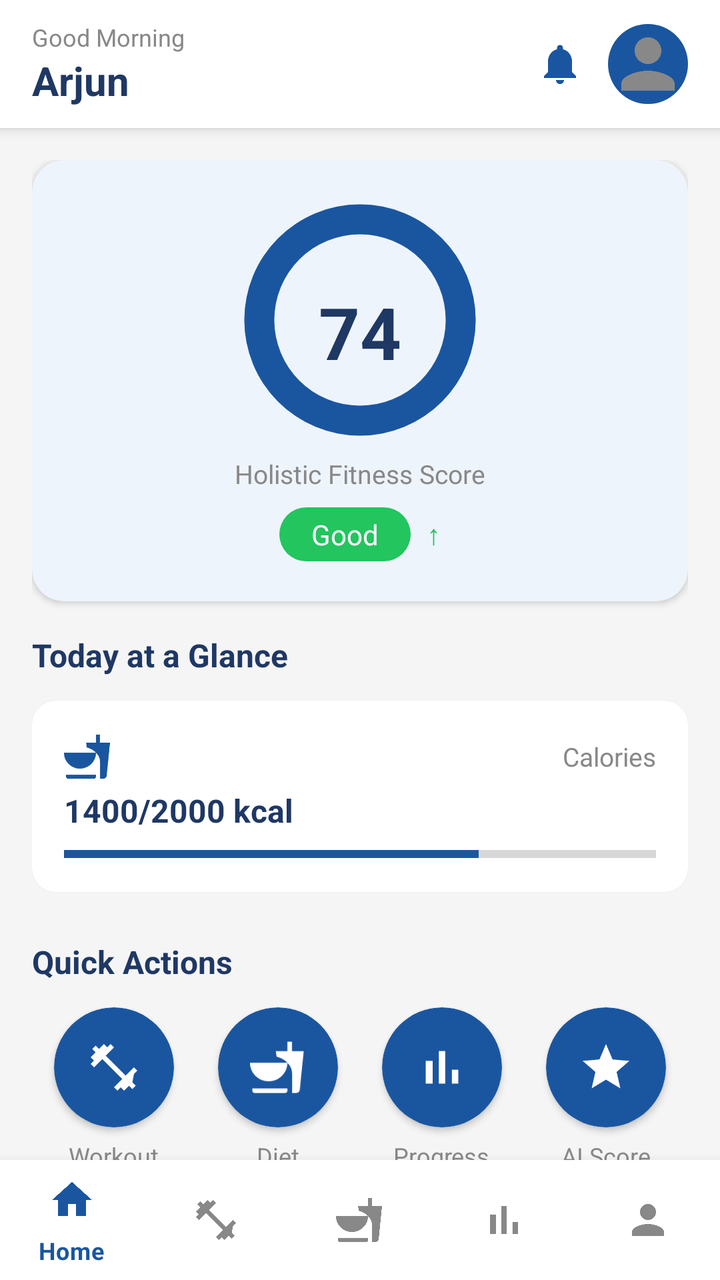
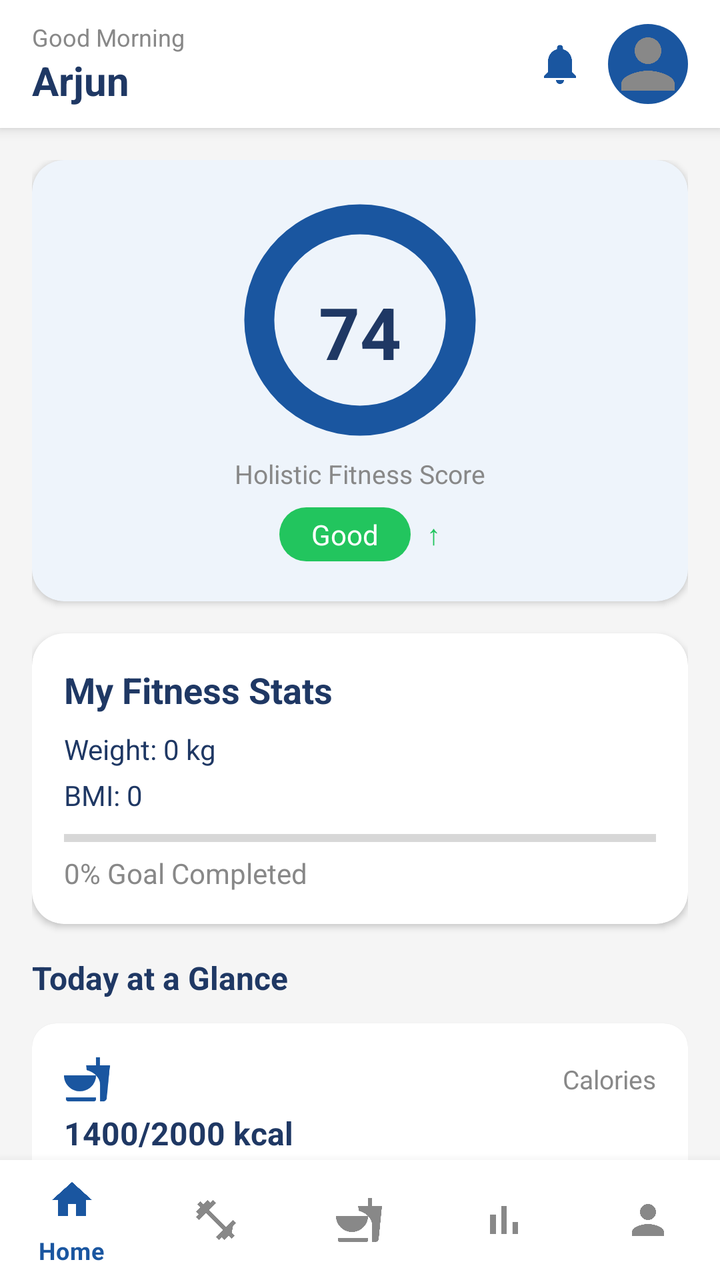

Compare the two renders of this Android layout. The source of the first and the diff that turns it into the second are given below.
<!-- AndroidManifest.xml: application theme Theme.FitTrack -->
<!-- res/layout/activity_dashboard.xml -->
<?xml version="1.0" encoding="utf-8"?>
<LinearLayout xmlns:android="http://schemas.android.com/apk/res/android"
    xmlns:app="http://schemas.android.com/apk/res-auto"
    android:layout_width="match_parent"
    android:layout_height="match_parent"
    android:background="@color/background"
    android:orientation="vertical">

    <LinearLayout
        android:layout_width="match_parent"
        android:layout_height="64dp"
        android:background="@color/surface"
        android:elevation="4dp"
        android:gravity="center_vertical"
        android:orientation="horizontal"
        android:paddingStart="16dp"
        android:paddingEnd="16dp">

        <LinearLayout
            android:layout_width="0dp"
            android:layout_height="wrap_content"
            android:layout_weight="1"
            android:orientation="vertical">

            <TextView
                android:layout_width="wrap_content"
                android:layout_height="wrap_content"
                android:text="Good Morning"
                android:textColor="@color/grey_text"
                android:textSize="12sp" />

            <TextView
                android:id="@+id/tv_user_name"
                android:layout_width="wrap_content"
                android:layout_height="wrap_content"
                android:text="Arjun"
                android:textColor="@color/text_primary"
                android:textSize="20sp"
                android:textStyle="bold" />
        </LinearLayout>

        <ImageButton
            android:id="@+id/btn_bell"
            android:layout_width="32dp"
            android:layout_height="32dp"
            android:layout_marginEnd="8dp"
            android:background="@null"
            android:src="@drawable/ic_bell" />

        <ImageView
            android:id="@+id/iv_user_avatar"
            android:layout_width="40dp"
            android:layout_height="40dp"
            android:background="@drawable/bg_circle_blue"
            android:padding="0dp"
            android:scaleType="centerCrop"
            android:src="@drawable/ic_person"
            app:tint="@null" />
    </LinearLayout>

    <androidx.core.widget.NestedScrollView
        android:layout_width="match_parent"
        android:layout_height="0dp"
        android:layout_weight="1">

        <LinearLayout
            android:layout_width="match_parent"
            android:layout_height="wrap_content"
            android:orientation="vertical"
            android:padding="16dp">

            <androidx.cardview.widget.CardView
                android:layout_width="match_parent"
                android:layout_height="wrap_content"
                android:layout_marginBottom="16dp"
                app:cardBackgroundColor="@color/card_bg"
                app:cardCornerRadius="16dp"
                app:cardElevation="2dp">

                <LinearLayout
                    android:layout_width="match_parent"
                    android:layout_height="wrap_content"
                    android:gravity="center"
                    android:orientation="vertical"
                    android:padding="20dp">

                    <FrameLayout
                        android:layout_width="120dp"
                        android:layout_height="120dp">

                        <ImageView
                            android:layout_width="match_parent"
                            android:layout_height="match_parent"
                            android:src="@drawable/score_ring" />

                        <TextView
                            android:layout_width="match_parent"
                            android:layout_height="match_parent"
                            android:gravity="center"
                            android:paddingTop="12dp"
                            android:text="74"
                            android:textColor="@color/text_primary"
                            android:textSize="36sp"
                            android:textStyle="bold" />
                    </FrameLayout>

                    <TextView
                        android:layout_width="wrap_content"
                        android:layout_height="wrap_content"
                        android:layout_marginTop="8dp"
                        android:text="Holistic Fitness Score"
                        android:textColor="@color/grey_text"
                        android:textSize="13sp" />

                    <LinearLayout
                        android:layout_width="wrap_content"
                        android:layout_height="wrap_content"
                        android:layout_marginTop="8dp"
                        android:gravity="center"
                        android:orientation="horizontal">

                        <TextView
                            android:layout_width="wrap_content"
                            android:layout_height="wrap_content"
                            android:background="@drawable/bg_chip_green"
                            android:paddingStart="16dp"
                            android:paddingTop="4dp"
                            android:paddingEnd="16dp"
                            android:paddingBottom="4dp"
                            android:text="Good"
                            android:textColor="@color/white" />

                        <TextView
                            android:layout_width="wrap_content"
                            android:layout_height="wrap_content"
                            android:layout_marginStart="8dp"
                            android:text="↑"
                            android:textColor="#22C55E"
                            android:textSize="14sp" />
                    </LinearLayout>
                </LinearLayout>
            </androidx.cardview.widget.CardView>

            <TextView
                android:layout_width="wrap_content"
                android:layout_height="wrap_content"
                android:layout_marginBottom="12dp"
                android:text="Today at a Glance"
                android:textColor="@color/text_primary"
                android:textSize="16sp"
                android:textStyle="bold" />

            <androidx.cardview.widget.CardView
                android:layout_width="match_parent"
                android:layout_height="wrap_content"
                android:layout_marginBottom="8dp"
                app:cardBackgroundColor="@color/surface"
                app:cardCornerRadius="12dp"
                app:cardElevation="1dp">

                <LinearLayout
                    android:layout_width="match_parent"
                    android:layout_height="wrap_content"
                    android:orientation="vertical"
                    android:padding="16dp">

                    <LinearLayout
                        android:layout_width="match_parent"
                        android:layout_height="wrap_content"
                        android:gravity="center_vertical"
                        android:orientation="horizontal">

                        <ImageView
                            android:layout_width="24dp"
                            android:layout_height="24dp"
                            android:src="@drawable/ic_diet"
                            app:tint="@color/primary" />

                        <TextView
                            android:layout_width="0dp"
                            android:layout_height="wrap_content"
                            android:layout_weight="1"
                            android:gravity="end"
                            android:text="Calories"
                            android:textColor="@color/grey_text"
                            android:textSize="13sp" />
                    </LinearLayout>

                    <TextView
                        android:layout_width="wrap_content"
                        android:layout_height="wrap_content"
                        android:layout_marginTop="4dp"
                        android:text="1400/2000 kcal"
                        android:textColor="@color/text_primary"
                        android:textSize="16sp"
                        android:textStyle="bold" />

                    <ProgressBar
                        style="?android:attr/progressBarStyleHorizontal"
                        android:layout_width="match_parent"
                        android:layout_height="6dp"
                        android:layout_marginTop="8dp"
                        android:progress="70"
                        android:progressTint="@color/primary" />
                </LinearLayout>
            </androidx.cardview.widget.CardView>

            <TextView
                android:layout_width="wrap_content"
                android:layout_height="wrap_content"
                android:layout_marginTop="16dp"
                android:layout_marginBottom="12dp"
                android:text="Quick Actions"
                android:textColor="@color/text_primary"
                android:textSize="16sp"
                android:textStyle="bold" />

            <LinearLayout
                android:layout_width="match_parent"
                android:layout_height="wrap_content"
                android:layout_marginBottom="16dp"
                android:orientation="horizontal">

                <LinearLayout
                    android:id="@+id/btn_workout"
                    android:layout_width="0dp"
                    android:layout_height="wrap_content"
                    android:layout_weight="1"
                    android:gravity="center"
                    android:orientation="vertical">

                    <androidx.cardview.widget.CardView
                        android:layout_width="60dp"
                        android:layout_height="60dp"
                        app:cardBackgroundColor="@color/primary"
                        app:cardCornerRadius="30dp">

                        <ImageView
                            android:layout_width="28dp"
                            android:layout_height="28dp"
                            android:layout_gravity="center"
                            android:src="@drawable/ic_workout_white" />
                    </androidx.cardview.widget.CardView>

                    <TextView
                        android:layout_width="wrap_content"
                        android:layout_height="wrap_content"
                        android:layout_marginTop="6dp"
                        android:text="Workout"
                        android:textColor="@color/grey_text"
                        android:textSize="12sp" />
                </LinearLayout>

                <LinearLayout
                    android:id="@+id/btn_diet"
                    android:layout_width="0dp"
                    android:layout_height="wrap_content"
                    android:layout_weight="1"
                    android:gravity="center"
                    android:orientation="vertical">

                    <androidx.cardview.widget.CardView
                        android:layout_width="60dp"
                        android:layout_height="60dp"
                        app:cardBackgroundColor="@color/primary"
                        app:cardCornerRadius="30dp">

                        <ImageView
                            android:layout_width="28dp"
                            android:layout_height="28dp"
                            android:layout_gravity="center"
                            android:src="@drawable/ic_diet_white" />
                    </androidx.cardview.widget.CardView>

                    <TextView
                        android:layout_width="wrap_content"
                        android:layout_height="wrap_content"
                        android:layout_marginTop="6dp"
                        android:text="Diet"
                        android:textColor="@color/grey_text"
                        android:textSize="12sp" />
                </LinearLayout>

                <LinearLayout
                    android:id="@+id/btn_progress"
                    android:layout_width="0dp"
                    android:layout_height="wrap_content"
                    android:layout_weight="1"
                    android:gravity="center"
                    android:orientation="vertical">

                    <androidx.cardview.widget.CardView
                        android:layout_width="60dp"
                        android:layout_height="60dp"
                        app:cardBackgroundColor="@color/primary"
                        app:cardCornerRadius="30dp">

                        <ImageView
                            android:layout_width="28dp"
                            android:layout_height="28dp"
                            android:layout_gravity="center"
                            android:src="@drawable/ic_progress_white" />
                    </androidx.cardview.widget.CardView>

                    <TextView
                        android:layout_width="wrap_content"
                        android:layout_height="wrap_content"
                        android:layout_marginTop="6dp"
                        android:text="Progress"
                        android:textColor="@color/grey_text"
                        android:textSize="12sp" />
                </LinearLayout>

                <LinearLayout
                    android:id="@+id/btn_ai"
                    android:layout_width="0dp"
                    android:layout_height="wrap_content"
                    android:layout_weight="1"
                    android:gravity="center"
                    android:orientation="vertical">

                    <androidx.cardview.widget.CardView
                        android:layout_width="60dp"
                        android:layout_height="60dp"
                        app:cardBackgroundColor="@color/primary"
                        app:cardCornerRadius="30dp">

                        <ImageView
                            android:layout_width="28dp"
                            android:layout_height="28dp"
                            android:layout_gravity="center"
                            android:src="@drawable/ic_ai_score" />
                    </androidx.cardview.widget.CardView>

                    <TextView
                        android:layout_width="wrap_content"
                        android:layout_height="wrap_content"
                        android:layout_marginTop="6dp"
                        android:text="AI Score"
                        android:textColor="@color/grey_text"
                        android:textSize="12sp" />
                </LinearLayout>
            </LinearLayout>

            <TextView
                android:layout_width="wrap_content"
                android:layout_height="wrap_content"
                android:layout_marginBottom="8dp"
                android:text="Today Workout"
                android:textColor="@color/text_primary"
                android:textSize="16sp"
                android:textStyle="bold" />

            <androidx.cardview.widget.CardView
                android:layout_width="match_parent"
                android:layout_height="wrap_content"
                app:cardBackgroundColor="@color/surface"
                app:cardCornerRadius="16dp"
                app:cardElevation="2dp">

                <LinearLayout
                    android:layout_width="match_parent"
                    android:layout_height="wrap_content"
                    android:gravity="center_vertical"
                    android:orientation="horizontal"
                    android:padding="16dp">

                    <androidx.cardview.widget.CardView
                        android:layout_width="52dp"
                        android:layout_height="52dp"
                        android:layout_marginEnd="12dp"
                        app:cardBackgroundColor="@color/card_bg"
                        app:cardCornerRadius="26dp"
                        app:cardElevation="0dp">

                        <ImageView
                            android:id="@+id/iv_today_workout"
                            android:layout_width="match_parent"
                            android:layout_height="match_parent"
                            android:scaleType="centerCrop"
                            android:src="@drawable/ic_workout" />
                    </androidx.cardview.widget.CardView>

                    <LinearLayout
                        android:layout_width="0dp"
                        android:layout_height="wrap_content"
                        android:layout_weight="1"
                        android:orientation="vertical">

                        <TextView
                            android:layout_width="wrap_content"
                            android:layout_height="wrap_content"
                            android:text="Full Body Strength"
                            android:textColor="@color/text_primary"
                            android:textSize="16sp"
                            android:textStyle="bold" />

                        <TextView
                            android:layout_width="wrap_content"
                            android:layout_height="wrap_content"
                            android:layout_marginTop="4dp"
                            android:text="45 min • Medium"
                            android:textColor="@color/grey_text"
                            android:textSize="13sp" />
                    </LinearLayout>

                    <com.google.android.material.button.MaterialButton
                        android:id="@+id/btn_start"
                        android:layout_width="wrap_content"
                        android:layout_height="40dp"
                        android:text="Start"
                        android:textColor="@color/white"
                        app:backgroundTint="@color/primary"
                        app:cornerRadius="12dp" />
                </LinearLayout>
            </androidx.cardview.widget.CardView>

        </LinearLayout>
    </androidx.core.widget.NestedScrollView>

    <com.google.android.material.bottomnavigation.BottomNavigationView
        android:id="@+id/bottom_nav"
        android:layout_width="match_parent"
        android:layout_height="60dp"
        android:background="@color/surface"
        app:itemIconTint="@drawable/nav_selector"
        app:itemTextColor="@drawable/nav_selector"
        app:menu="@menu/bottom_nav_menu" />

</LinearLayout>
<!-- resources referenced by this layout -->
<resources>
  <color name="background">#F5F5F5</color>
  <color name="card_bg">#EEF4FB</color>
  <color name="grey_text">#888888</color>
  <color name="primary">#1A56A0</color>
  <color name="surface">#FFFFFF</color>
  <color name="text_primary">#1F3864</color>
  <color name="white">#FFFFFF</color>
  <!-- drawable bg_chip_green (drawable) -->
  <?xml version="1.0" encoding="utf-8"?>
  <shape xmlns:android="http://schemas.android.com/apk/res/android">
      <solid android:color="#22C55E" />
      <corners android:radius="20dp" />
  </shape>
  <!-- drawable bg_circle_blue (drawable) -->
  <?xml version="1.0" encoding="utf-8"?>
  <shape xmlns:android="http://schemas.android.com/apk/res/android"
      android:shape="oval">
      <solid android:color="#1A56A0" />
  </shape>
  <!-- drawable ic_ai_score (drawable) -->
  <?xml version="1.0" encoding="utf-8"?>
  <vector xmlns:android="http://schemas.android.com/apk/res/android"
      android:width="24dp"
      android:height="24dp"
      android:viewportWidth="24"
      android:viewportHeight="24">
      <path
          android:fillColor="#FFFFFF"
          android:pathData="M12,2L9.19,8.63 2,9.24l5.46,4.73L5.82,21 12,17.27 18.18,21l-1.64,-7.03L22,9.24l-7.19,-0.61z" />
  </vector>
  <!-- drawable ic_bell (drawable) -->
  <?xml version="1.0" encoding="utf-8"?>
  <vector xmlns:android="http://schemas.android.com/apk/res/android"
      android:width="24dp" android:height="24dp"
      android:viewportWidth="24" android:viewportHeight="24">
      <path
          android:fillColor="#1A56A0"
          android:pathData="M12,22c1.1,0 2,-0.9 2,-2h-4c0,1.1 0.9,2 2,2zM18,16v-5c0,-3.07 -1.64,-5.64 -4.5,-6.32V4c0,-0.83 -0.67,-1.5 -1.5,-1.5s-1.5,0.67 -1.5,1.5v0.68C7.63,5.36 6,7.92 6,11v5l-2,2v1h16v-1l-2,-2z" />
  </vector>
  <!-- drawable ic_person (drawable) -->
  <?xml version="1.0" encoding="utf-8"?>
  <vector xmlns:android="http://schemas.android.com/apk/res/android"
      android:width="24dp" android:height="24dp"
      android:viewportWidth="24" android:viewportHeight="24">
      <path
          android:fillColor="#888888"
          android:pathData="M12,12c2.21,0 4,-1.79 4,-4s-1.79,-4 -4,-4 -4,1.79 -4,4 1.79,4 4,4zM12,14c-2.67,0 -8,1.34 -8,4v2h16v-2c0,-2.66 -5.33,-4 -8,-4z" />
  </vector>
  <!-- drawable ic_progress_white (drawable) -->
  <?xml version="1.0" encoding="utf-8"?>
  <vector xmlns:android="http://schemas.android.com/apk/res/android"
      android:width="24dp" android:height="24dp"
      android:viewportWidth="24" android:viewportHeight="24">
      <path
          android:fillColor="#FFFFFF"
          android:pathData="M5,9.2h3V19H5zM10.6,5h2.8v14h-2.8zM16.2,13h2.8v6h-2.8z" />
  </vector>
  <!-- drawable nav_selector (drawable) -->
  <?xml version="1.0" encoding="utf-8"?>
  <selector xmlns:android="http://schemas.android.com/apk/res/android">
      <item android:state_checked="true"
          android:color="#1A56A0"/>
      <item android:color="#888888"/>
  </selector>
  <!-- drawable score_ring (drawable) -->
  <?xml version="1.0" encoding="utf-8"?>
  <shape xmlns:android="http://schemas.android.com/apk/res/android"
      android:shape="ring"
      android:innerRadiusRatio="2.8"
      android:thicknessRatio="8"
      android:useLevel="false">
      <solid android:color="#1A56A0" />
  </shape>
  <style name="Theme.FitTrack" parent="Theme.MaterialComponents.DayNight.NoActionBar">
          
          <item name="colorPrimary">@color/primary</item>
          <item name="colorPrimaryDark">@color/primary_dark</item>
          <item name="colorAccent">@color/primary</item>
  
          
          <item name="android:statusBarColor">@color/primary_dark</item>
  
          
          <item name="android:windowBackground">@color/background</item>
  
          
          <item name="colorSurface">@color/surface</item>
          <item name="android:colorBackground">@color/background</item>
      </style>
  <color name="primary_dark">#1F3864</color>
  <!-- unchanged entries left out for length: 4 -->
</resources>

<!-- the commit's change to res/layout/activity_dashboard.xml (unified diff, before → after) -->
@@ -23,6 +23,7 @@
             android:orientation="vertical">
 
             <TextView
+                android:id="@+id/tvGreeting"
                 android:layout_width="wrap_content"
                 android:layout_height="wrap_content"
                 android:text="Good Morning"
@@ -140,6 +141,63 @@
                     </LinearLayout>
                 </LinearLayout>
             </androidx.cardview.widget.CardView>
+            <androidx.cardview.widget.CardView
+                android:layout_width="match_parent"
+                android:layout_height="wrap_content"
+                android:layout_marginBottom="16dp"
+                app:cardBackgroundColor="@color/surface"
+                app:cardCornerRadius="16dp"
+                app:cardElevation="2dp">
+
+                <LinearLayout
+                    android:layout_width="match_parent"
+                    android:layout_height="wrap_content"
+                    android:orientation="vertical"
+                    android:padding="16dp">
+
+                    <TextView
+                        android:layout_width="wrap_content"
+                        android:layout_height="wrap_content"
+                        android:text="My Fitness Stats"
+                        android:textColor="@color/text_primary"
+                        android:textSize="18sp"
+                        android:textStyle="bold" />
+
+                    <TextView
+                        android:id="@+id/tvCurrentWeight"
+                        android:layout_width="wrap_content"
+                        android:layout_height="wrap_content"
+                        android:layout_marginTop="8dp"
+                        android:text="Weight: 0 kg"
+                        android:textColor="@color/text_primary" />
+
+                    <TextView
+                        android:id="@+id/tvBmi"
+                        android:layout_width="wrap_content"
+                        android:layout_height="wrap_content"
+                        android:layout_marginTop="4dp"
+                        android:text="BMI: 0"
+                        android:textColor="@color/text_primary" />
+
+                    <ProgressBar
+                        android:id="@+id/progressDailyGoal"
+                        style="?android:attr/progressBarStyleHorizontal"
+                        android:layout_width="match_parent"
+                        android:layout_height="8dp"
+                        android:layout_marginTop="8dp"
+                        android:max="100" />
+
+                    <TextView
+                        android:id="@+id/tvGoalProgress"
+                        android:layout_width="wrap_content"
+                        android:layout_height="wrap_content"
+                        android:layout_marginTop="4dp"
+                        android:text="0% Goal Completed"
+                        android:textColor="@color/grey_text" />
+
+                </LinearLayout>
+
+            </androidx.cardview.widget.CardView>
 
             <TextView
                 android:layout_width="wrap_content"
@@ -388,6 +446,7 @@
                         android:orientation="vertical">
 
                         <TextView
+                            android:id="@+id/tv_today_workout_name"
                             android:layout_width="wrap_content"
                             android:layout_height="wrap_content"
                             android:text="Full Body Strength"
@@ -396,6 +455,7 @@
                             android:textStyle="bold" />
 
                         <TextView
+                            android:id="@+id/tv_today_workout_info"
                             android:layout_width="wrap_content"
                             android:layout_height="wrap_content"
                             android:layout_marginTop="4dp"
